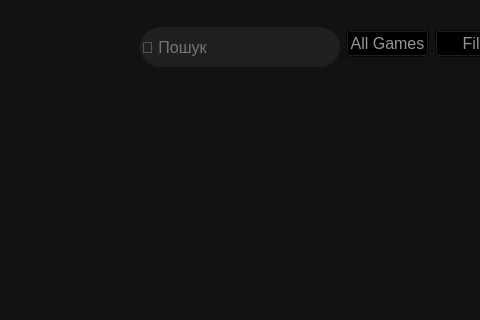
First picture: the form in Foxlike/browsewindow.ui, repository Lekantrop-gd/CourseProject, before the edit; both pictures show x 295 to 775 and y 0 to 320 of the 1280 by 720 pixel window.
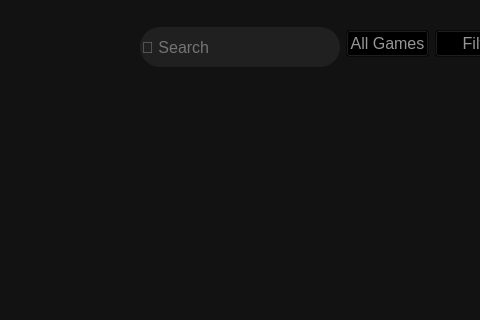
Second picture: the form after the edit. Icons and pictures are not drawn.

Commit message:
Update games list in profile window
Made games list in profile window work properly, added scroll area in browse window instead of simple widget and

Diff of the .ui file:
```diff
--- a/Foxlike/browsewindow.ui
+++ b/Foxlike/browsewindow.ui
@@ -117,7 +117,7 @@
              <string notr="true"/>
             </property>
             <property name="placeholderText">
-             <string>🔎 Пошук</string>
+             <string>🔎 Search</string>
             </property>
            </widget>
           </item>
```
Left out of the diff: 72 changed lines with no effect on the pictures. The commit also changes 5 other files.
